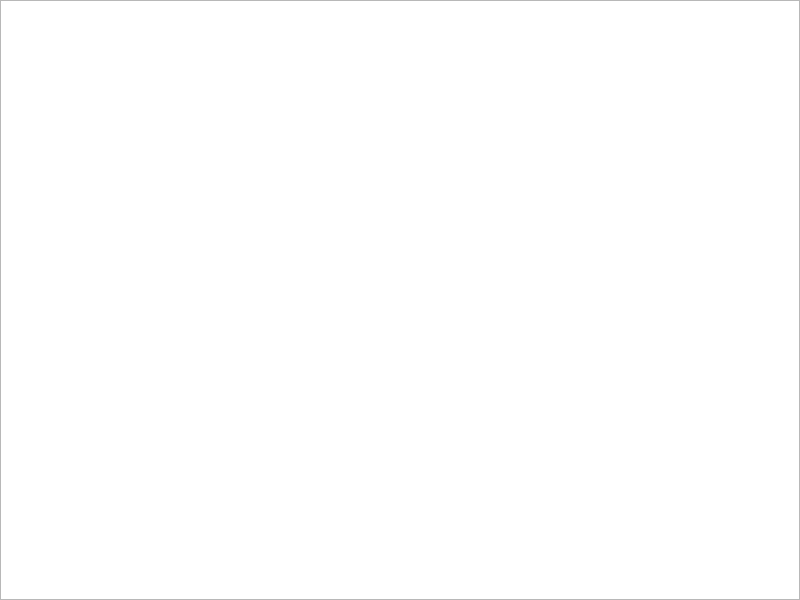
Old version of the form mainwindow.ui in the repository FikaCro/game2048.
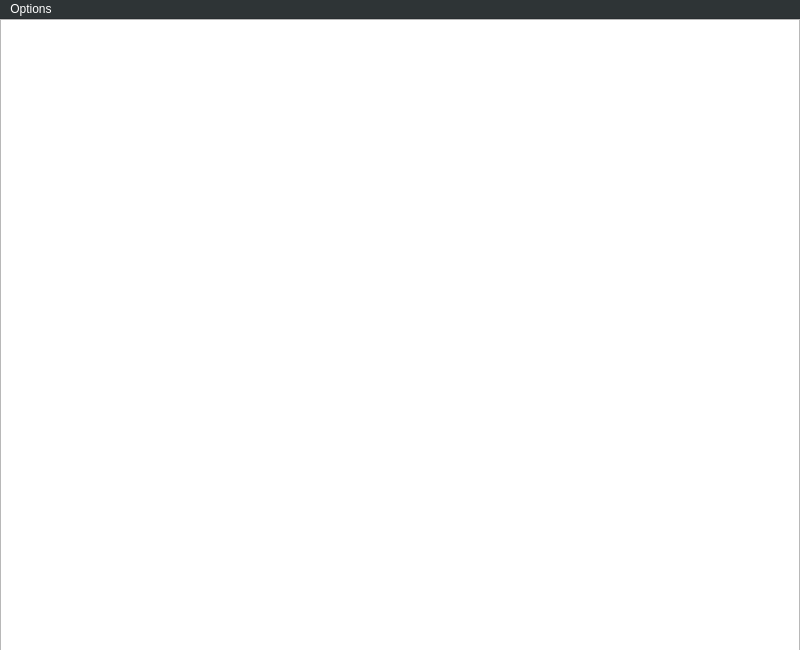
New version of the form. Icons and pictures are not drawn.

```diff
--- a/mainwindow.ui
+++ b/mainwindow.ui
@@ -7,7 +7,7 @@
     <x>0</x>
     <y>0</y>
     <width>800</width>
-    <height>600</height>
+    <height>650</height>
    </rect>
   </property>
   <property name="sizePolicy">
@@ -19,13 +19,13 @@
   <property name="minimumSize">
    <size>
     <width>800</width>
-    <height>600</height>
+    <height>650</height>
    </size>
   </property>
   <property name="maximumSize">
    <size>
     <width>800</width>
-    <height>600</height>
+    <height>650</height>
    </size>
   </property>
   <property name="windowTitle">
@@ -38,7 +38,7 @@
       <x>0</x>
       <y>0</y>
       <width>800</width>
-      <height>600</height>
+      <height>650</height>
      </rect>
     </property>
     <property name="sizePolicy">
@@ -50,13 +50,13 @@
     <property name="minimumSize">
      <size>
       <width>800</width>
-      <height>600</height>
+      <height>650</height>
      </size>
     </property>
     <property name="maximumSize">
      <size>
       <width>800</width>
-      <height>600</height>
+      <height>650</height>
      </size>
     </property>
     <property name="verticalScrollBarPolicy">
@@ -67,6 +67,629 @@
     </property>
    </widget>
   </widget>
+  <widget class="QMenuBar" name="menuBar">
+   <property name="geometry">
+    <rect>
+     <x>0</x>
+     <y>0</y>
+     <width>800</width>
+     <height>22</height>
+    </rect>
+   </property>
+   <property name="palette">
+    <palette>
+     <active>
+      <colorrole role="WindowText">
+       <brush brushstyle="SolidPattern">
+        <color alpha="255">
+         <red>255</red>
+         <green>255</green>
+         <blue>255</blue>
+        </color>
+       </brush>
+      </colorrole>
+      <colorrole role="Button">
+       <brush brushstyle="SolidPattern">
+        <color alpha="255">
+         <red>46</red>
+         <green>52</green>
+         <blue>54</blue>
+        </color>
+       </brush>
+      </colorrole>
+      <colorrole role="Light">
+       <brush brushstyle="SolidPattern">
+        <color alpha="255">
+         <red>69</red>
+         <green>78</green>
+         <blue>81</blue>
+        </color>
+       </brush>
+      </colorrole>
+      <colorrole role="Midlight">
+       <brush brushstyle="SolidPattern">
+        <color alpha="255">
+         <red>57</red>
+         <green>65</green>
+         <blue>67</blue>
+        </color>
+       </brush>
+      </colorrole>
+      <colorrole role="Dark">
+       <brush brushstyle="SolidPattern">
+        <color alpha="255">
+         <red>23</red>
+         <green>26</green>
+         <blue>27</blue>
+        </color>
+       </brush>
+      </colorrole>
+      <colorrole role="Mid">
+       <brush brushstyle="SolidPattern">
+        <color alpha="255">
+         <red>30</red>
+         <green>34</green>
+         <blue>36</blue>
+        </color>
+       </brush>
+      </colorrole>
+      <colorrole role="Text">
+       <brush brushstyle="SolidPattern">
+        <color alpha="255">
+         <red>255</red>
+         <green>255</green>
+         <blue>255</blue>
+        </color>
+       </brush>
+      </colorrole>
+      <colorrole role="BrightText">
+       <brush brushstyle="SolidPattern">
+        <color alpha="255">
+         <red>255</red>
+         <green>255</green>
+         <blue>255</blue>
+        </color>
+       </brush>
+      </colorrole>
+      <colorrole role="ButtonText">
+       <brush brushstyle="SolidPattern">
+        <color alpha="255">
+         <red>255</red>
+         <green>255</green>
+         <blue>255</blue>
+        </color>
+       </brush>
+      </colorrole>
+      <colorrole role="Base">
+       <brush brushstyle="SolidPattern">
+        <color alpha="255">
+         <red>0</red>
+         <green>0</green>
+         <blue>0</blue>
+        </color>
+       </brush>
+      </colorrole>
+      <colorrole role="Window">
+       <brush brushstyle="SolidPattern">
+        <color alpha="255">
+         <red>46</red>
+         <green>52</green>
+         <blue>54</blue>
+        </color>
+       </brush>
+      </colorrole>
+      <colorrole role="Shadow">
+       <brush brushstyle="SolidPattern">
+        <color alpha="255">
+         <red>0</red>
+         <green>0</green>
+         <blue>0</blue>
+        </color>
+       </brush>
+      </colorrole>
+      <colorrole role="Highlight">
+       <brush brushstyle="SolidPattern">
+        <color alpha="255">
+         <red>46</red>
+         <green>52</green>
+         <blue>54</blue>
+        </color>
+       </brush>
+      </colorrole>
+      <colorrole role="AlternateBase">
+       <brush brushstyle="SolidPattern">
+        <color alpha="255">
+         <red>23</red>
+         <green>26</green>
+         <blue>27</blue>
+        </color>
+       </brush>
+      </colorrole>
+      <colorrole role="ToolTipBase">
+       <brush brushstyle="SolidPattern">
+        <color alpha="255">
+         <red>255</red>
+         <green>255</green>
+         <blue>220</blue>
+        </color>
+       </brush>
+      </colorrole>
+      <colorrole role="ToolTipText">
+       <brush brushstyle="SolidPattern">
+        <color alpha="255">
+         <red>0</red>
+         <green>0</green>
+         <blue>0</blue>
+        </color>
+       </brush>
+      </colorrole>
+      <colorrole role="PlaceholderText">
+       <brush brushstyle="SolidPattern">
+        <color alpha="128">
+         <red>255</red>
+         <green>255</green>
+         <blue>255</blue>
+        </color>
+       </brush>
+      </colorrole>
+     </active>
+     <inactive>
+      <colorrole role="WindowText">
+       <brush brushstyle="SolidPattern">
+        <color alpha="255">
+         <red>255</red>
+         <green>255</green>
+         <blue>255</blue>
+        </color>
+       </brush>
+      </colorrole>
+      <colorrole role="Button">
+       <brush brushstyle="SolidPattern">
+        <color alpha="255">
+         <red>46</red>
+         <green>52</green>
+         <blue>54</blue>
+        </color>
+       </brush>
+      </colorrole>
+      <colorrole role="Light">
+       <brush brushstyle="SolidPattern">
+        <color alpha="255">
+         <red>69</red>
+         <green>78</green>
+         <blue>81</blue>
+        </color>
+       </brush>
+      </colorrole>
+      <colorrole role="Midlight">
+       <brush brushstyle="SolidPattern">
+        <color alpha="255">
+         <red>57</red>
+         <green>65</green>
+         <blue>67</blue>
+        </color>
+       </brush>
+      </colorrole>
+      <colorrole role="Dark">
+       <brush brushstyle="SolidPattern">
+        <color alpha="255">
+         <red>23</red>
+         <green>26</green>
+         <blue>27</blue>
+        </color>
+       </brush>
+      </colorrole>
+      <colorrole role="Mid">
+       <brush brushstyle="SolidPattern">
+        <color alpha="255">
+         <red>30</red>
+         <green>34</green>
+         <blue>36</blue>
+        </color>
+       </brush>
+      </colorrole>
+      <colorrole role="Text">
+       <brush brushstyle="SolidPattern">
+        <color alpha="255">
+         <red>255</red>
+         <green>255</green>
+         <blue>255</blue>
+        </color>
+       </brush>
+      </colorrole>
+      <colorrole role="BrightText">
+       <brush brushstyle="SolidPattern">
+        <color alpha="255">
+         <red>255</red>
+         <green>255</green>
+         <blue>255</blue>
+        </color>
+       </brush>
+      </colorrole>
+      <colorrole role="ButtonText">
+       <brush brushstyle="SolidPattern">
+        <color alpha="255">
+         <red>255</red>
+         <green>255</green>
+         <blue>255</blue>
+        </color>
+       </brush>
+      </colorrole>
+      <colorrole role="Base">
+       <brush brushstyle="SolidPattern">
+        <color alpha="255">
+         <red>0</red>
+         <green>0</green>
+         <blue>0</blue>
+        </color>
+       </brush>
+      </colorrole>
+      <colorrole role="Window">
+       <brush brushstyle="SolidPattern">
+        <color alpha="255">
+         <red>46</red>
+         <green>52</green>
+         <blue>54</blue>
+        </color>
+       </brush>
+      </colorrole>
+      <colorrole role="Shadow">
+       <brush brushstyle="SolidPattern">
+        <color alpha="255">
+         <red>0</red>
+         <green>0</green>
+         <blue>0</blue>
+        </color>
+       </brush>
+      </colorrole>
+      <colorrole role="Highlight">
+       <brush brushstyle="SolidPattern">
+        <color alpha="255">
+         <red>46</red>
+         <green>52</green>
+         <blue>54</blue>
+        </color>
+       </brush>
+      </colorrole>
+      <colorrole role="AlternateBase">
+       <brush brushstyle="SolidPattern">
+        <color alpha="255">
+         <red>23</red>
+         <green>26</green>
+         <blue>27</blue>
+        </color>
+       </brush>
+      </colorrole>
+      <colorrole role="ToolTipBase">
+       <brush brushstyle="SolidPattern">
+        <color alpha="255">
+         <red>255</red>
+         <green>255</green>
+         <blue>220</blue>
+        </color>
+       </brush>
+      </colorrole>
+      <colorrole role="ToolTipText">
+       <brush brushstyle="SolidPattern">
+        <color alpha="255">
+         <red>0</red>
+         <green>0</green>
+         <blue>0</blue>
+        </color>
+       </brush>
+      </colorrole>
+      <colorrole role="PlaceholderText">
+       <brush brushstyle="SolidPattern">
+        <color alpha="128">
+         <red>255</red>
+         <green>255</green>
+         <blue>255</blue>
+        </color>
+       </brush>
+      </colorrole>
+     </inactive>
+     <disabled>
+      <colorrole role="WindowText">
+       <brush brushstyle="SolidPattern">
+        <color alpha="255">
+         <red>23</red>
+         <green>26</green>
+         <blue>27</blue>
+        </color>
+       </brush>
+      </colorrole>
+      <colorrole role="Button">
+       <brush brushstyle="SolidPattern">
+        <color alpha="255">
+         <red>46</red>
+         <green>52</green>
+         <blue>54</blue>
+        </color>
+       </brush>
+      </colorrole>
+      <colorrole role="Light">
+       <brush brushstyle="SolidPattern">
+        <color alpha="255">
+         <red>69</red>
+         <green>78</green>
+         <blue>81</blue>
+        </color>
+       </brush>
+      </colorrole>
+      <colorrole role="Midlight">
+       <brush brushstyle="SolidPattern">
+        <color alpha="255">
+         <red>57</red>
+         <green>65</green>
+         <blue>67</blue>
+        </color>
+       </brush>
+      </colorrole>
+      <colorrole role="Dark">
+       <brush brushstyle="SolidPattern">
+        <color alpha="255">
+         <red>23</red>
+         <green>26</green>
+         <blue>27</blue>
+        </color>
+       </brush>
+      </colorrole>
+      <colorrole role="Mid">
+       <brush brushstyle="SolidPattern">
+        <color alpha="255">
+         <red>30</red>
+         <green>34</green>
+         <blue>36</blue>
+        </color>
+       </brush>
+      </colorrole>
+      <colorrole role="Text">
+       <brush brushstyle="SolidPattern">
+        <color alpha="255">
+         <red>23</red>
+         <green>26</green>
+         <blue>27</blue>
+        </color>
+       </brush>
+      </colorrole>
+      <colorrole role="BrightText">
+       <brush brushstyle="SolidPattern">
+        <color alpha="255">
+         <red>255</red>
+         <green>255</green>
+         <blue>255</blue>
+        </color>
+       </brush>
+      </colorrole>
+      <colorrole role="ButtonText">
+       <brush brushstyle="SolidPattern">
+        <color alpha="255">
+         <red>23</red>
+         <green>26</green>
+         <blue>27</blue>
+        </color>
+       </brush>
+      </colorrole>
+      <colorrole role="Base">
+       <brush brushstyle="SolidPattern">
+        <color alpha="255">
+         <red>46</red>
+         <green>52</green>
+         <blue>54</blue>
+        </color>
+       </brush>
+      </colorrole>
+      <colorrole role="Window">
+       <brush brushstyle="SolidPattern">
+        <color alpha="255">
+         <red>46</red>
+         <green>52</green>
+         <blue>54</blue>
+        </color>
+       </brush>
+      </colorrole>
+      <colorrole role="Shadow">
+       <brush brushstyle="SolidPattern">
+        <color alpha="255">
+         <red>0</red>
+         <green>0</green>
+         <blue>0</blue>
+        </color>
+       </brush>
+      </colorrole>
+      <colorrole role="Highlight">
+       <brush brushstyle="SolidPattern">
+        <color alpha="255">
+         <red>145</red>
+         <green>145</green>
+         <blue>145</blue>
+        </color>
+       </brush>
+      </colorrole>
+      <colorrole role="AlternateBase">
+       <brush brushstyle="SolidPattern">
+        <color alpha="255">
+         <red>46</red>
+         <green>52</green>
+         <blue>54</blue>
+        </color>
+       </brush>
+      </colorrole>
+      <colorrole role="ToolTipBase">
+       <brush brushstyle="SolidPattern">
+        <color alpha="255">
+         <red>255</red>
+         <green>255</green>
+         <blue>220</blue>
+        </color>
+       </brush>
+      </colorrole>
+      <colorrole role="ToolTipText">
+       <brush brushstyle="SolidPattern">
+        <color alpha="255">
+         <red>0</red>
+         <green>0</green>
+         <blue>0</blue>
+        </color>
+       </brush>
+      </colorrole>
+      <colorrole role="PlaceholderText">
+       <brush brushstyle="SolidPattern">
+        <color alpha="128">
+         <red>255</red>
+         <green>255</green>
+         <blue>255</blue>
+        </color>
+       </brush>
+      </colorrole>
+     </disabled>
+    </palette>
+   </property>
+   <widget class="QMenu" name="menuQuit">
+    <property name="palette">
+     <palette>
+      <active>
+       <colorrole role="Text">
+        <brush brushstyle="SolidPattern">
+         <color alpha="255">
+          <red>255</red>
+          <green>255</green>
+          <blue>255</blue>
+         </color>
+        </brush>
+       </colorrole>
+       <colorrole role="Base">
+        <brush brushstyle="SolidPattern">
+         <color alpha="255">
+          <red>46</red>
+          <green>52</green>
+          <blue>54</blue>
+         </color>
+        </brush>
+       </colorrole>
+       <colorrole role="Highlight">
+        <brush brushstyle="SolidPattern">
+         <color alpha="255">
+          <red>85</red>
+          <green>87</green>
+          <blue>83</blue>
+         </color>
+        </brush>
+       </colorrole>
+       <colorrole role="PlaceholderText">
+        <brush brushstyle="SolidPattern">
+         <color alpha="128">
+          <red>255</red>
+          <green>255</green>
+          <blue>255</blue>
+         </color>
+        </brush>
+       </colorrole>
+      </active>
+      <inactive>
+       <colorrole role="Text">
+        <brush brushstyle="SolidPattern">
+         <color alpha="255">
+          <red>255</red>
+          <green>255</green>
+          <blue>255</blue>
+         </color>
+        </brush>
+       </colorrole>
+       <colorrole role="Base">
+        <brush brushstyle="SolidPattern">
+         <color alpha="255">
+          <red>46</red>
+          <green>52</green>
+          <blue>54</blue>
+         </color>
+        </brush>
+       </colorrole>
+       <colorrole role="Highlight">
+        <brush brushstyle="SolidPattern">
+         <color alpha="255">
+          <red>85</red>
+          <green>87</green>
+          <blue>83</blue>
+         </color>
+        </brush>
+       </colorrole>
+       <colorrole role="PlaceholderText">
+        <brush brushstyle="SolidPattern">
+         <color alpha="128">
+          <red>255</red>
+          <green>255</green>
+          <blue>255</blue>
+         </color>
+        </brush>
+       </colorrole>
+      </inactive>
+      <disabled>
+       <colorrole role="Text">
+        <brush brushstyle="SolidPattern">
+         <color alpha="255">
+          <red>190</red>
+          <green>190</green>
+          <blue>190</blue>
+         </color>
+        </brush>
+       </colorrole>
+       <colorrole role="Base">
+        <brush brushstyle="SolidPattern">
+         <color alpha="255">
+          <red>239</red>
+          <green>239</green>
+          <blue>239</blue>
+         </color>
+        </brush>
+       </colorrole>
+       <colorrole role="Highlight">
+        <brush brushstyle="SolidPattern">
+         <color alpha="255">
+          <red>145</red>
+          <green>145</green>
+          <blue>145</blue>
+         </color>
+        </brush>
+       </colorrole>
+       <colorrole role="PlaceholderText">
+        <brush brushstyle="SolidPattern">
+         <color alpha="128">
+          <red>0</red>
+          <green>0</green>
+          <blue>0</blue>
+         </color>
+        </brush>
+       </colorrole>
+      </disabled>
+     </palette>
+    </property>
+    <property name="title">
+     <string>Options</string>
+    </property>
+    <addaction name="actionRestart"/>
+    <addaction name="actionQuit"/>
+   </widget>
+   <addaction name="menuQuit"/>
+  </widget>
+  <action name="actionRestart">
+   <property name="icon">
+    <iconset resource="Resources.qrc">
+     <normaloff>:/icons/restart.svg</normaloff>:/icons/restart.svg</iconset>
+   </property>
+   <property name="text">
+    <string>Restart game</string>
+   </property>
+  </action>
+  <action name="actionQuit">
+   <property name="icon">
+    <iconset resource="Resources.qrc">
+     <normaloff>:/icons/power.svg</normaloff>:/icons/power.svg</iconset>
+   </property>
+   <property name="text">
+    <string>Quit game</string>
+   </property>
+  </action>
  </widget>
  <resources/>
  <connections/>
```
Left out of the diff: 4 changed lines with no effect on the pictures.
